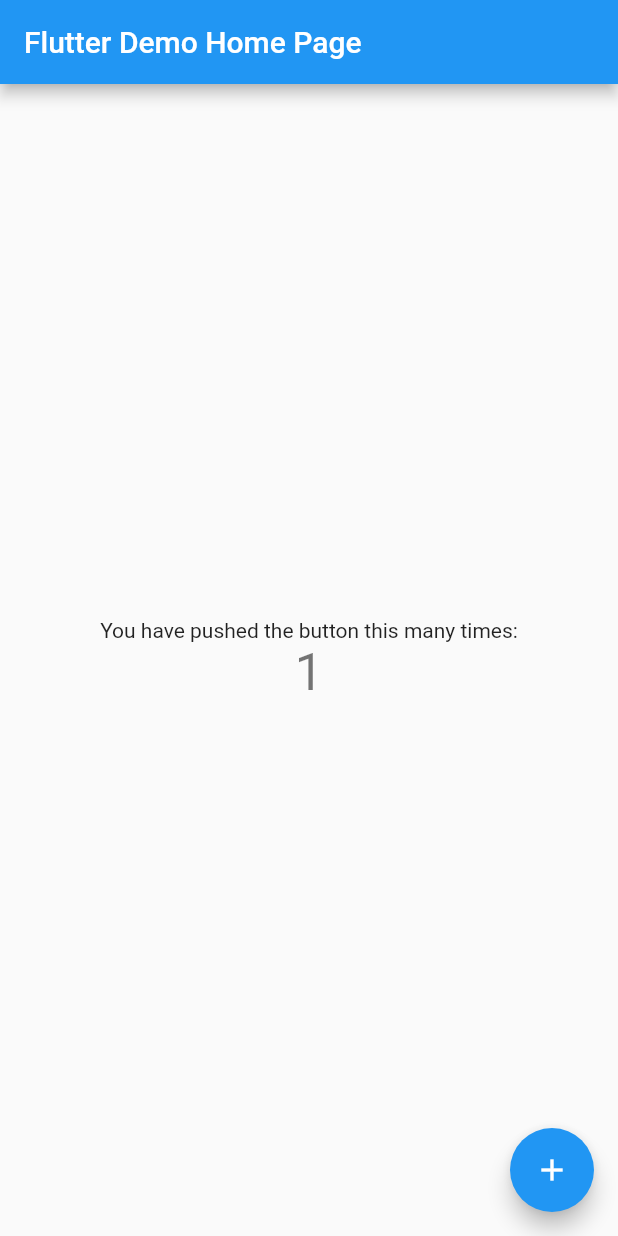
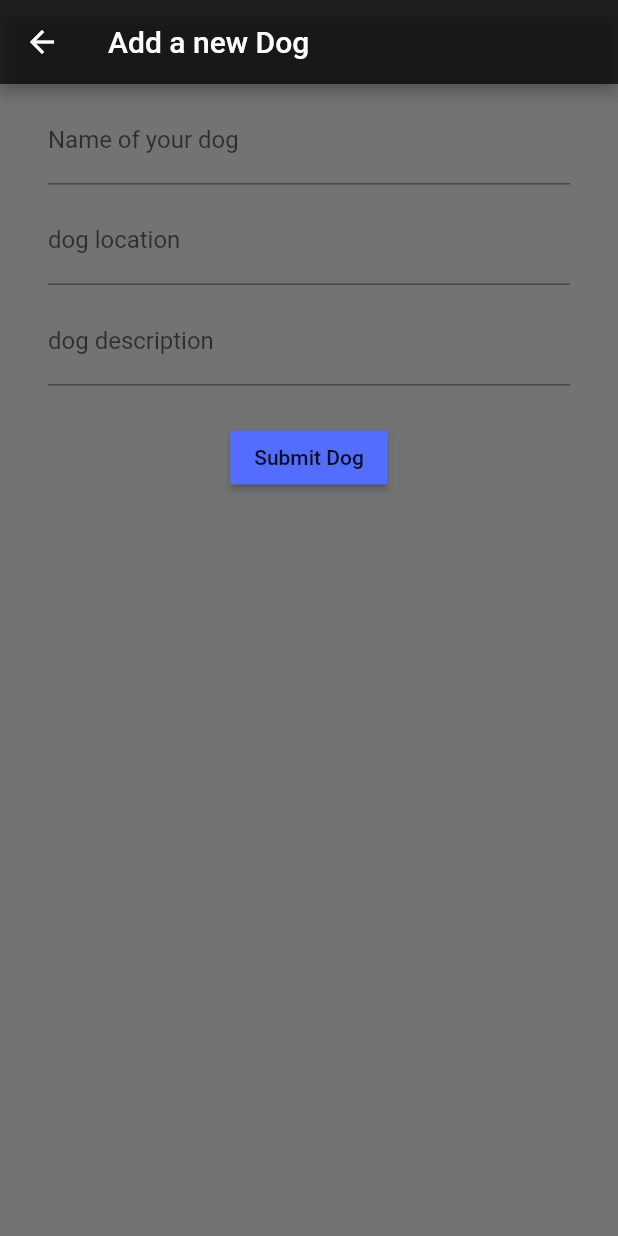
Before and after one commit to simphiwe-mobileapps/dogs-app, a Flutter app: the screen it shows after launch, after a tap on the "add" icon, on a phone screen of 412 x 824 dp. Run offline on Flutter 3.47's test engine with Material 2 defaults, Android fonts, the phone set to English and light mode, and no system bars; network calls fail.

Commit message:
upated app

```diff
--- /dev/null
+++ b/lib/lists/dog_list.dart
@@ -0,0 +1,22 @@
+import 'package:flutter/material.dart';
+import 'package:dogs/models/dog_model.dart';
+import 'package:dogs/partial_views/dog_card.dart';
+
+class DogList extends StatelessWidget{
+  final List<Dog> dogs;
+  DogList(this.dogs);
+
+  @override
+  Widget build(BuildContext context){
+    return _buildList(context);
+  }
+
+  ListView _buildList(context){
+    return ListView.builder(
+      itemCount: dogs.length,
+      itemBuilder: (context, int){
+        return DogCard(dogs[int]);
+      },
+    );
+  }
+}
--- a/lib/main.dart
+++ b/lib/main.dart
@@ -1,42 +1,24 @@
 import 'package:flutter/material.dart';
+import 'models/dog_model.dart';
+import 'package:dogs/lists/dog_list.dart';
+import 'pages/new_dog_form.dart';
 
 void main() => runApp(MyApp());
 
 class MyApp extends StatelessWidget {
-  // This widget is the root of your application.
   @override
   Widget build(BuildContext context) {
     return MaterialApp(
-      title: 'Flutter Demo',
       theme: ThemeData(
-        // This is the theme of your application.
-        //
-        // Try running your application with "flutter run". You'll see the
-        // application has a blue toolbar. Then, without quitting the app, try
-        // changing the primarySwatch below to Colors.green and then invoke
-        // "hot reload" (press "r" in the console where you ran "flutter run",
-        // or simply save your changes to "hot reload" in a Flutter IDE).
-        // Notice that the counter didn't reset back to zero; the application
-        // is not restarted.
         primarySwatch: Colors.blue,
       ),
-      home: MyHomePage(title: 'Flutter Demo Home Page'),
+      home: MyHomePage(title: 'Dogs App'),
     );
   }
 }
 
 class MyHomePage extends StatefulWidget {
   MyHomePage({Key key, this.title}) : super(key: key);
-
-  // This widget is the home page of your application. It is stateful, meaning
-  // that it has a State object (defined below) that contains fields that affect
-  // how it looks.
-
-  // This class is the configuration for the state. It holds the values (in this
-  // case the title) provided by the parent (in this case the App widget) and
-  // used by the build method of the State. Fields in a Widget subclass are
-  // always marked "final".
-
   final String title;
 
   @override
@@ -44,68 +26,62 @@ class MyHomePage extends StatefulWidget {
 }
 
 class _MyHomePageState extends State<MyHomePage> {
-  int _counter = 0;
 
-  void _incrementCounter() {
-    setState(() {
-      // This call to setState tells the Flutter framework that something has
-      // changed in this State, which causes it to rerun the build method below
-      // so that the display can reflect the updated values. If we changed
-      // _counter without calling setState(), then the build method would not be
-      // called again, and so nothing would appear to happen.
-      _counter++;
-    });
+  List<Dog> initialDogs = []
+  ..add(Dog('spoti', 'Esikhawini, empangeni, kzn', 'usemncane uspoti'))
+  ..add(Dog('dlayedwa', 'cingci, emtuba, kzn', 'uyalumana'));
+
+  Future _show_new_dog_form() async{
+    //navigating to a new page
+    Dog newDog = await Navigator.of(context).push(
+      MaterialPageRoute(
+        builder: (BuildContext context){
+          return AddDogFormPage();
+        },
+      ),
+    );
+
+    if(newDog != null){
+      initialDogs.add(newDog);
+      print(initialDogs);
+    }
   }
+
+
+
 
   @override
   Widget build(BuildContext context) {
-    // This method is rerun every time setState is called, for instance as done
-    // by the _incrementCounter method above.
-    //
-    // The Flutter framework has been optimized to make rerunning build methods
-    // fast, so that you can just rebuild anything that needs updating rather
-    // than having to individually change instances of widgets.
     return Scaffold(
-      appBar: AppBar(
-        // Here we take the value from the MyHomePage object that was created by
-        // the App.build method, and use it to set our appbar title.
+      appBar: AppBar( //remove if you dont want appbar
         title: Text(widget.title),
+        backgroundColor: Colors.black87,
+        actions: [
+        IconButton(
+          icon: Icon(Icons.add),
+          onPressed: _show_new_dog_form,
+        ),
+        ],
       ),
-      body: Center(
-        // Center is a layout widget. It takes a single child and positions it
-        // in the middle of the parent.
-        child: Column(
-          // Column is also layout widget. It takes a list of children and
-          // arranges them vertically. By default, it sizes itself to fit its
-          // children horizontally, and tries to be as tall as its parent.
-          //
-          // Invoke "debug painting" (press "p" in the console, choose the
-          // "Toggle Debug Paint" action from the Flutter Inspector in Android
-          // Studio, or the "Toggle Debug Paint" command in Visual Studio Code)
-          // to see the wireframe for each widget.
-          //
-          // Column has various properties to control how it sizes itself and
-          // how it positions its children. Here we use mainAxisAlignment to
-          // center the children vertically; the main axis here is the vertical
-          // axis because Columns are vertical (the cross axis would be
-          // horizontal).
-          mainAxisAlignment: MainAxisAlignment.center,
-          children: <Widget>[
-            Text(
-              'You have pushed the button this many times:',
-            ),
-            Text(
-              '$_counter',
-              style: Theme.of(context).textTheme.display1,
-            ),
-          ],
+      body: Container(
+        //adding box decoration
+        decoration: BoxDecoration( //adding gradients or decorations
+          gradient: LinearGradient(
+            begin: Alignment.topRight,
+            end: Alignment.bottomLeft,
+            stops: [0.1,0.5,0.7,0.9],
+            colors: [
+              Colors.indigo[800],
+              Colors.indigo[700],
+              Colors.indigo[600],
+              Colors.indigo[400],
+            ],
+          ),
         ),
-      ),
-      floatingActionButton: FloatingActionButton(
-        onPressed: _incrementCounter,
-        tooltip: 'Increment',
-        child: Icon(Icons.add),
-      ), // This trailing comma makes auto-formatting nicer for build methods.
+        child: Center(
+          child: DogList(initialDogs),
+        ),
+      )
     );
   }
 }
--- /dev/null
+++ b/lib/models/dog_model.dart
@@ -0,0 +1,39 @@
+import 'dart:io';
+import 'dart:convert';
+class Dog{
+  String name;
+  String location;
+  String description;
+  String imageUrl;
+
+  int ratings = 10;
+  Dog(this.name, this.location, this.description);
+
+//this function gets the dog image
+  Future getImageUrl() async{
+    if(imageUrl != null){
+      return;
+    }
+
+    //get image
+    HttpClient http = new HttpClient();
+    try{
+      //using dart url builder
+      var uri = Uri.http('dog.ceo', '/api/breeds/image/random');
+      var request = await http.getUrl(uri);
+      var response = await request.close();
+
+      var response_body = await response.transform(utf8.decoder).join();
+      var decoded = json.decode(response_body);
+
+      var url = decoded['message'];
+      imageUrl = url;
+      //the response will contain a json response whe need to query a sing variable of that response which is message
+      //imageUrl = json.decode(response_body)['message'];
+
+      print('image url is ${imageUrl}');
+    }catch(e){
+      print(e);
+    }
+  }
+}
--- /dev/null
+++ b/lib/pages/new_dog_form.dart
@@ -0,0 +1,94 @@
+import 'package:flutter/material.dart';
+import 'package:dogs/models/dog_model.dart';
+
+class AddDogFormPage extends StatefulWidget{
+  @override
+  _AddDogFormPageState createState() => _AddDogFormPageState();
+}
+
+class _AddDogFormPageState extends State<AddDogFormPage>{
+  TextEditingController name_controller = TextEditingController();
+  TextEditingController location_controller = TextEditingController();
+  TextEditingController description_controller = TextEditingController();
+
+
+
+  void submit_dog(BuildContext context){
+    if(name_controller.text.isEmpty){
+      //adding a snack bar if the dog name is empty
+      Scaffold.of(context).showSnackBar(
+        SnackBar(backgroundColor: Colors.redAccent,content: Text('A dog needs a name'),),
+      );
+    }else{
+      var newDog = Dog(name_controller.text, location_controller.text, description_controller.text);
+      Navigator.of(context).pop(newDog);
+    }
+  }
+
+  @override
+    Widget build(BuildContext context) {
+      //this is the new dog form page styling
+
+      return Scaffold(
+        appBar: AppBar(
+          title: Text('Add a new Dog'),
+          backgroundColor: Colors.black87,
+        ),
+        body: Container(
+          color: Colors.black54,
+          child: Padding(
+            padding: const EdgeInsets.symmetric(
+              vertical: 8.0,
+              horizontal: 32.0,
+            ),
+            child: Column(
+              children: [
+                Padding(
+                  padding: const EdgeInsets.only(bottom: 8.0),
+                  child: TextField(
+                    controller: name_controller,
+                    onChanged: (v) => name_controller.text = v,
+                    decoration: InputDecoration(
+                      labelText: 'Name of your dog'
+                    ),
+                  ),
+                ),
+                Padding(
+                  padding: const EdgeInsets.only(bottom: 8.0),
+                  child: TextField(
+                    controller: location_controller,
+                    onChanged: (v) => location_controller.text = v,
+                    decoration: InputDecoration(
+                      labelText: 'dog location'
+                    ),
+                  ),
+                ),
+                Padding(
+                  padding: const EdgeInsets.only(bottom: 8.0),
+                  child: TextField(
+                    controller: description_controller,
+                    onChanged: (v) => description_controller.text = v,
+                    decoration: InputDecoration(
+                      labelText: 'dog description'
+                    ),
+                  ),
+                ),
+                Padding(
+                  padding: const EdgeInsets.all(16.0),
+                  child: Builder(
+                    builder: (context){
+                      return RaisedButton(
+                        onPressed: ()=> submit_dog(context),
+                        color: Colors.indigoAccent,
+                        child: Text('Submit Dog'),
+                      );
+                    },
+                  ),
+                ),
+              ],
+            ),
+          ),
+        ),
+      );
+    }
+}
--- /dev/null
+++ b/lib/partial_views/dog_card.dart
@@ -0,0 +1,125 @@
+import 'package:flutter/material.dart';
+import 'package:dogs/models/dog_model.dart';
+import 'package:dogs/pages/dog_detail_page.dart';
+
+class DogCard extends StatefulWidget{
+  final Dog dog;
+
+  DogCard(this.dog);
+  @override
+  // State<StatefulWidget> createState() => _DogCardState(dog);
+
+  _DogCardState createState(){
+    return new _DogCardState(dog);
+  }
+}
+
+class _DogCardState extends State<DogCard>{
+  Dog dog;
+  String render_url;
+
+  _DogCardState(this.dog);
+
+  void initState(){
+    super.initState();
+    render_dog_pic();
+  }
+
+  void render_dog_pic() async{
+    await dog.getImageUrl();
+
+    setState(() {
+      render_url = dog.imageUrl;
+      });
+  }
+
+
+
+  @override
+  Widget build(BuildContext context){
+    //inkwell makes its children touchable making it easier to inject routing data
+    return InkWell(
+      onTap: ()=> show_dog_detail_page(),
+      child: Padding(
+      padding: const EdgeInsets.symmetric(horizontal: 16.0, vertical: 8.0),
+      child: Container(
+        height: 115.0,
+        child: Stack(
+          children: <Widget>[
+            Positioned(
+              left: 50.0,
+              child: dog_card,
+            ),
+            Positioned(
+              top: 7.5,
+              child: dog_image
+              ),
+          ],
+        )
+      ),
+    ),
+    );
+  }
+
+
+
+
+
+
+  Widget get dog_image{
+    return Container(
+      width: 100.0,
+      height: 100.0,
+      decoration: BoxDecoration(
+        shape: BoxShape.circle,
+        image: DecorationImage(
+          fit: BoxFit.cover,
+          image: NetworkImage(render_url ?? ''),
+        ),
+      ),
+    );
+  }
+
+
+  Widget get dog_card{
+    return Container(
+      width: 290.0,
+      height: 115.0,
+      child: Card(
+        color: Colors.black87,
+        child: Padding(
+          padding: const EdgeInsets.only(
+            top: 8.0,
+            bottom: 8.0,
+            left: 64.0,
+          ),
+          child: Column(
+            crossAxisAlignment: CrossAxisAlignment.start,
+            mainAxisAlignment: MainAxisAlignment.spaceAround,
+            children: <Widget>[
+              Text(
+              widget.dog.name,
+              style: Theme.of(context).textTheme.subhead
+              ),
+              Row(
+                children: <Widget>[
+                  Icon(
+                    Icons.star,
+                  ),
+                  Text(': ${widget.dog.ratings} / 10')
+                ],
+              )
+            ],
+          ),
+        ),
+      ),
+    );
+  }
+
+
+  show_dog_detail_page(){
+  Navigator.of(context).push(new MaterialPageRoute(builder: (context){
+        return new dog_detail_page(dog);
+      }));
+  }
+}
```
Also changed, not shown: lib/pages/dog_detail_page.dart (added, +194 -0 lines).
